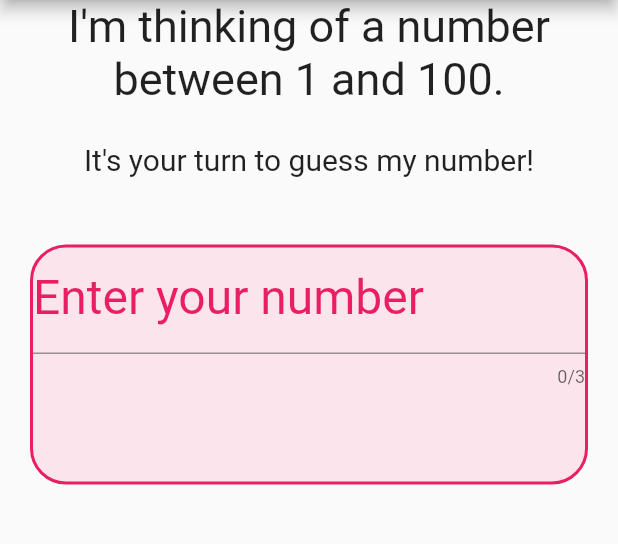
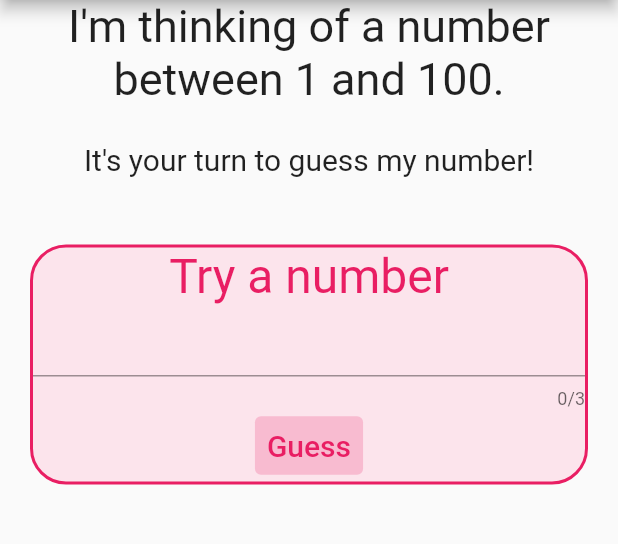
Before and after one commit to KajcsaRenataGabriela/NumberGuesser, a Flutter app: the screen it shows after launch, on a phone screen of 412 x 824 dp, the part 84-628 px from its top. Run offline on Flutter 3.47's test engine with Material 2 defaults, Android fonts, the phone set to English and light mode, and no system bars.

Commit message:
added number guesser app implementation

```diff
--- a/lib/views/home_page.dart
+++ b/lib/views/home_page.dart
@@ -1,3 +1,5 @@
+import 'dart:math';
+
 import 'package:flutter/material.dart';
 import 'package:flutter/services.dart';
 
@@ -13,6 +15,10 @@ class MyHomePage extends StatefulWidget {
 class _MyHomePageState extends State<MyHomePage> {
   final TextEditingController _txtController = TextEditingController();
   final GlobalKey<FormState> _formKey = GlobalKey<FormState>();
+  String _text = '';
+  String _hintText = '';
+  bool _hasWon = false;
+  final int _numberToBeGuessed = Random().nextInt(100 - 1);
 
   @override
   void initState() {
@@ -25,26 +31,36 @@ class _MyHomePageState extends State<MyHomePage> {
     super.dispose();
   }
 
-  // String _getNumberShape() {
-  //   final double? number = double.tryParse(_txtController.text);
-  //   if (number == null) {
-  //     return 'Invalid input';
-  //   }
-  // }
-
-// Validate the input value
-  String? validate(String value) {
-    if (value.isEmpty) {
+  String? validate(String? value) {
+    if (value == null || value.isEmpty) {
       return 'Please enter a number';
     }
-
-    // Regex pattern to allow digits, decimal point
-    final RegExp numberPattern = RegExp(r'^\d*\.?\d{0,15}');
-    if (!numberPattern.hasMatch(value)) {
-      return 'Please enter a valid number';
+    return '';
   }
 
-    return null;
+  void showAlertBox() {
+    showDialog(
+      context: context,
+      builder: (BuildContext context) {
+        return AlertDialog(
+            title: const Text('You guessed right!'),
+            // Trims all unnecessary zeros from end
+            content: Text('It was ${_txtController.text}.'),
+            actions: <Widget>[
+              TextButton(
+                  onPressed: () {
+                    Navigator.of(context).push(MaterialPageRoute(
+                        builder: (BuildContext context) => const MyHomePage(title: 'Number Guesser App')));
+                  },
+                  child: const Text('Try again!', style: TextStyle(color: Colors.pink))),
+              TextButton(
+                  onPressed: () {
+                    Navigator.of(context).pop();
+                  },
+                  child: const Text('OK', style: TextStyle(color: Colors.pink)))
+            ]);
+      },
+    );
   }
 
   @override
@@ -53,25 +69,82 @@ class _MyHomePageState extends State<MyHomePage> {
         appBar: AppBar(title: Text(widget.title)),
         body: Column(
           children: <Widget>[
-            const Text("I'm thinking of a number between 1 and 100.", style: TextStyle(fontSize: 30), textAlign: TextAlign.center),
+            const Text("I'm thinking of a number between 1 and 100.",
+                style: TextStyle(fontSize: 30), textAlign: TextAlign.center),
             const SizedBox(height: 25),
-            const Text("It's your turn to guess my number!", style: TextStyle(fontSize: 20), textAlign: TextAlign.center),
+            const Text("It's your turn to guess my number!",
+                style: TextStyle(fontSize: 20), textAlign: TextAlign.center),
             const SizedBox(height: 25),
+            if (_text.isNotEmpty)
+              Text('Your tried $_text.\n$_hintText', style: const TextStyle(fontSize: 20), textAlign: TextAlign.center)
+            else
+              const SizedBox(),
             SizedBox(
               height: 200,
               child: Container(
                 margin: const EdgeInsets.all(20),
-                decoration: BoxDecoration(border: Border.all(width: 2, color: Colors.pink), color: Colors.pink.shade50, borderRadius: BorderRadius.circular(24)),
-                child: Form(
+                decoration: BoxDecoration(
+                    border: Border.all(width: 2, color: Colors.pink),
+                    color: Colors.pink.shade50,
+                    borderRadius: BorderRadius.circular(24)),
+                child: Column(
+                  children: <Widget>[
+                    const Text('Try a number', style: TextStyle(fontSize: 32, color: Colors.pink)),
+                    Form(
                       key: _formKey,
                       child: TextFormField(
+                          style: const TextStyle(color: Colors.pink),
+                          maxLengthEnforcement: MaxLengthEnforcement.enforced,
                           controller: _txtController,
-                        decoration: const InputDecoration(labelText: 'Enter your number', labelStyle: TextStyle(fontSize: 32, color: Colors.pink)),
-                        keyboardType: const TextInputType.numberWithOptions(decimal: true),
+                          maxLength: 3,
+                          validator: (String? value) {
+                            return validate(value);
+                          },
+                          keyboardType: TextInputType.number,
                           inputFormatters: <TextInputFormatter>[
-                          FilteringTextInputFormatter.digitsOnly
+                            FilteringTextInputFormatter.digitsOnly,
+                            FilteringTextInputFormatter(RegExp(r'^0+(?!$)'), allow: false),
+                            // If number ir higher than 100, it will automatically convert to max value
+                            TextInputFormatter.withFunction(
+                              (TextEditingValue oldValue, TextEditingValue newValue) {
+                                if (newValue.text.isEmpty) {
+                                  return newValue;
+                                }
+                                return int.parse(newValue.text) < 100 ? newValue : const TextEditingValue(text: '100');
+                              },
+                            ),
+                          ]),
+                    ),
+                    TextButton(
+                        style: ButtonStyle(backgroundColor: MaterialStateProperty.all<Color>(Colors.pink.shade100)),
+                        child: Text(
+                            _txtController.text.isNotEmpty && int.parse(_txtController.text) == _numberToBeGuessed
+                                ? 'Reset'
+                                : 'Guess',
+                            style: const TextStyle(fontSize: 20.0, color: Colors.pink)),
+                        onPressed: () {
+                          setState(() {});
+                          if (!_formKey.currentState!.validate()) {
+                            if (_hasWon) {
+                              Navigator.of(context).push(MaterialPageRoute(
+                                  builder: (BuildContext context) => const MyHomePage(title: 'Number Guesser App')));
+                            } else {
+                              _text = _txtController.text;
+                              final int inputNumber = int.parse(_txtController.text);
+                              if (inputNumber == _numberToBeGuessed) {
+                                _hintText = 'You won!';
+                                showAlertBox();
+                                _hasWon = true;
+                              } else if (inputNumber < _numberToBeGuessed) {
+                                _hintText = 'Try higher!';
+                              } else {
+                                _hintText = 'Try lower';
+                              }
+                            }
+                          }
+                        }),
                   ],
-                        maxLength: 3)),
+                ),
               ),
             )
           ],
```
Lines whose indentation alone changed are shown as unchanged.
